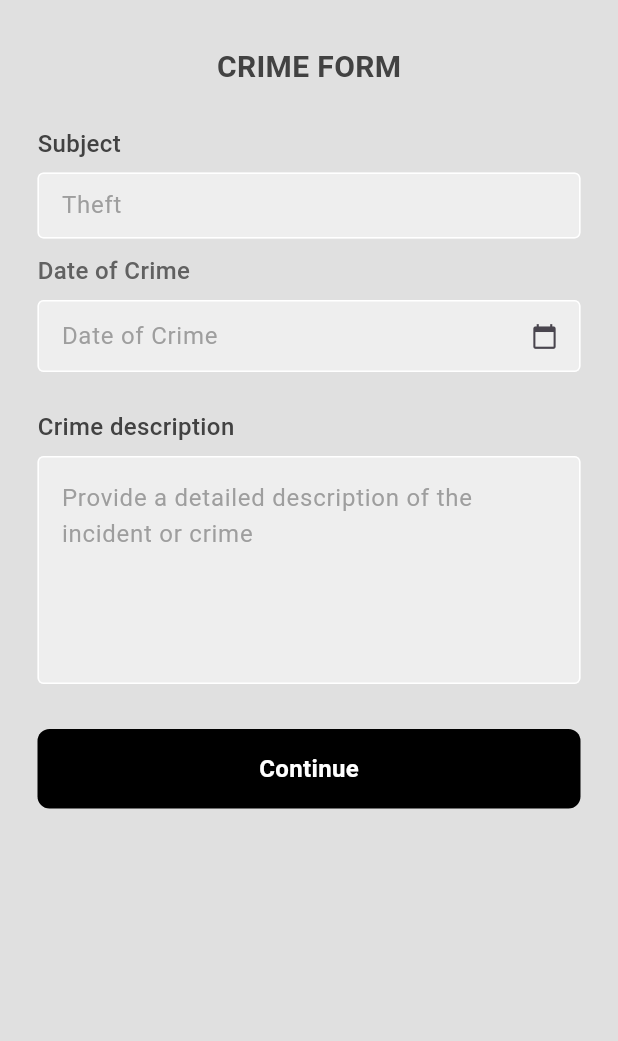
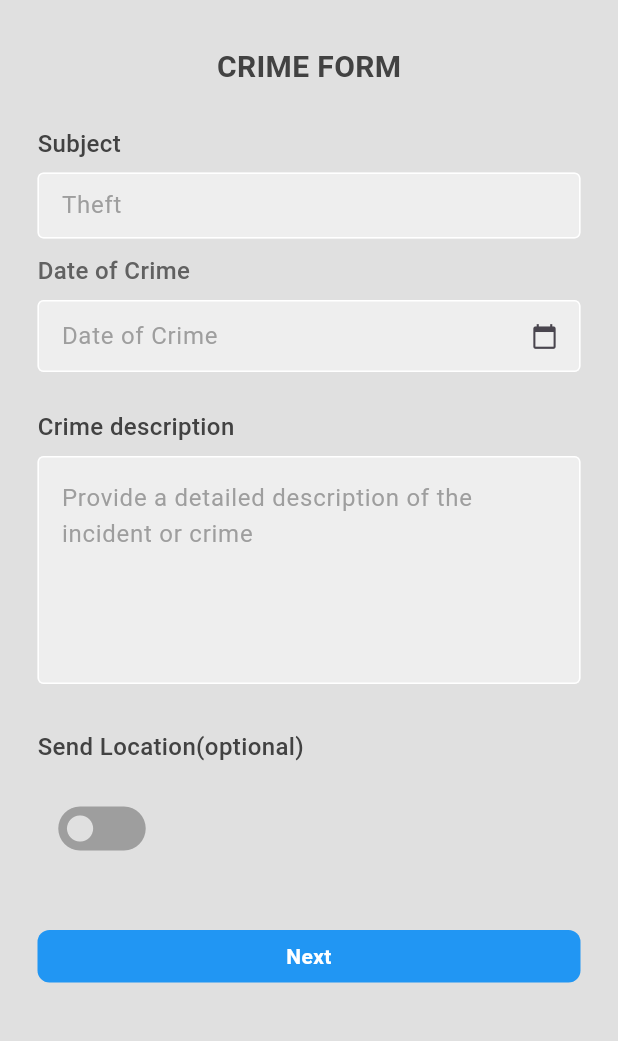
Before and after one commit to odilon-cloud/silent-signal-mobile, a Flutter app: the screen it shows after launch, after a tap on "Report crime", on a phone screen of 412 x 824 dp, the part 195-1236 px from its top. Run offline on Flutter 3.47's test engine with Material 3 defaults, Android fonts, the phone set to English and light mode, and no system bars.

Commit message:
added base button layout

```diff
--- a/lib/common/components/base_layout.dart
+++ b/lib/common/components/base_layout.dart
@@ -70,17 +70,18 @@ class _BaseLayoutState extends State<BaseLayout> {
             label: 'Home',
           ),
           BottomNavigationBarItem(
-            icon: Icon(Icons.search),
-            label: 'Search',
+            icon: Icon(Icons.bar_chart),
+            label: 'Community',
+          ),
+           BottomNavigationBarItem(
+            icon: Icon(Icons.emoji_events),
+            label: 'Events',
           ),
           BottomNavigationBarItem(
             icon: Icon(Icons.person),
             label: 'Profile',
           ),
-          BottomNavigationBarItem(
-            icon: Icon(Icons.settings),
-            label: 'Settings',
-          ),
+
         ],
       ),
     );
--- a/lib/common/components/button.dart
+++ b/lib/common/components/button.dart
@@ -2,24 +2,29 @@
 
 // class SampleButton extends StatelessWidget {
 //   final Function()? onTap;
+//   final String buttonText;  // Added parameter for button text
 
-//   const SampleButton({super.key, required this.onTap});
+//   const SampleButton({
+//     super.key,
+//     required this.onTap,
+//     required this.buttonText,  // Make it required
+//   });
 
 //   @override
 //   Widget build(BuildContext context) {
 //     return GestureDetector(
 //       onTap: onTap,
 //       child: Container(
-//         padding: const EdgeInsets.all(25),
+//         padding: const EdgeInsets.symmetric(vertical: 15, horizontal: 25),
 //         margin: const EdgeInsets.symmetric(horizontal: 25),
 //         decoration: BoxDecoration(
 //           color: Colors.black,
 //           borderRadius: BorderRadius.circular(8),
 //         ),
-//         child: const Center(
+//         child: Center(
 //           child: Text(
-//             "Sign In",
-//             style: TextStyle(
+//             buttonText,
+//             style: const TextStyle(
 //               color: Colors.white,
 //               fontWeight: FontWeight.bold,
 //               fontSize: 16,
@@ -35,32 +40,48 @@ import 'package:flutter/material.dart';
 
 class SampleButton extends StatelessWidget {
   final Function()? onTap;
-  final String buttonText;  // Added parameter for button text
+  final String buttonText;
+  final Color? buttonColor;
+  final double? width;
+  final double? height;
 
   const SampleButton({
     super.key,
     required this.onTap,
-    required this.buttonText,  // Make it required
+    required this.buttonText,
+    this.buttonColor,
+    this.width,
+    this.height,
   });
 
   @override
   Widget build(BuildContext context) {
+    // Calculate dynamic padding based on height
+    double verticalPadding = height != null ? height! * 0.2 : 15.0; // 20% of height or default 15
+    double horizontalPadding = height != null ? height! * 0.3 : 25.0; // 30% of height or default 25
+
     return GestureDetector(
       onTap: onTap,
       child: Container(
-        padding: const EdgeInsets.symmetric(vertical: 15, horizontal: 25),
+        width: width,
+        height: height,
+        padding: EdgeInsets.symmetric(
+          vertical: verticalPadding,
+          horizontal: horizontalPadding,
+        ),
         margin: const EdgeInsets.symmetric(horizontal: 25),
         decoration: BoxDecoration(
-          color: Colors.black,
+          color: buttonColor ?? Colors.black,
           borderRadius: BorderRadius.circular(8),
         ),
         child: Center(
           child: Text(
             buttonText,
-            style: const TextStyle(
+            textAlign: TextAlign.center,
+            style: TextStyle(
               color: Colors.white,
               fontWeight: FontWeight.bold,
-              fontSize: 16,
+              fontSize: height != null ? height! * 0.4 : 16, // Dynamic font size
             ),
           ),
         ),
--- a/lib/features/crime_report_form.dart
+++ b/lib/features/crime_report_form.dart
@@ -3,20 +3,27 @@ import 'package:silentsignal/common/components/button.dart';
 import 'package:silentsignal/common/components/datefield.dart';
 import 'package:silentsignal/common/components/textfield.dart';
 
-class CrimeReportForm extends StatelessWidget {
-  CrimeReportForm({super.key});
+class CrimeReportForm extends StatefulWidget {
+ const CrimeReportForm({super.key});
 
+ @override
+ State<CrimeReportForm> createState() => _CrimeReportFormState();
+}
+
+class _CrimeReportFormState extends State<CrimeReportForm> {
  final subjectController = TextEditingController();
  final crimeDescriptionController = TextEditingController();
  final dateController = TextEditingController();
+
+ bool isLocationEnabled = false;
 
  @override
  Widget build(BuildContext context) {
    return Scaffold(
      backgroundColor: Colors.grey[300],
      body: SafeArea(
-        child: SingleChildScrollView( // Added SingleChildScrollView
-          child: Padding( // Added Padding for better spacing
+       child: SingleChildScrollView(
+         child: Padding(
            padding: const EdgeInsets.symmetric(vertical: 20),
            child: Center(
              child: Column(
@@ -65,21 +72,55 @@ class CrimeReportForm extends StatelessWidget {
                    hintText: 'Provide a detailed description of the incident or crime',
                    obscureText: false,
                    minLines: 5,
-                    maxLines:null,
+                   maxLines: null,
                    labelText: 'Crime description',
                  ),
 
                  const SizedBox(height: 30),
 
+                 Padding(
+                   padding: const EdgeInsets.only(left: 25),
+                   child: Row(
+                     children: [
+                       Column(
+                         crossAxisAlignment: CrossAxisAlignment.start,
+                         children: [
+                           Text(
+                             'Send Location(optional)',
+                             style: TextStyle(
+                               fontSize: 16,
+                               color: Colors.grey[800],
+                               fontWeight: FontWeight.w500,
+                             ),
+                           ),
+                           IconButton(
+                             icon: Icon(
+                               isLocationEnabled ? Icons.toggle_on : Icons.toggle_off,
+                               color: isLocationEnabled ? Colors.blue : Colors.grey,
+                               size: 70,
+                             ),
+                             onPressed: () {
+                               setState(() {
+                                 isLocationEnabled = !isLocationEnabled;
+                               });
+                             },
+                           ),
+                         ],
+                       ),
+                     ],
+                   ),
+                 ),
+
+                 const SizedBox(height: 25),
+
                  SampleButton(
                    onTap: () {
                      // your onTap function
                    },
-                    buttonText: "Continue",  // or any other text you want
+                   buttonText: "Next",
+                   buttonColor: Colors.blue,
+                   height: 35,
                  ),
-
-
-                  const SizedBox(height: 25),
                ],
              ),
            ),
```
Also changed, not shown: 2 other files. Lines whose indentation alone changed are shown as unchanged.
